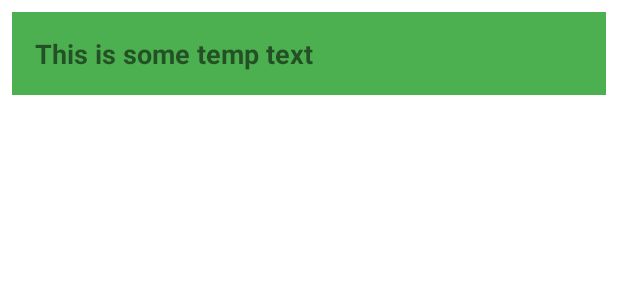
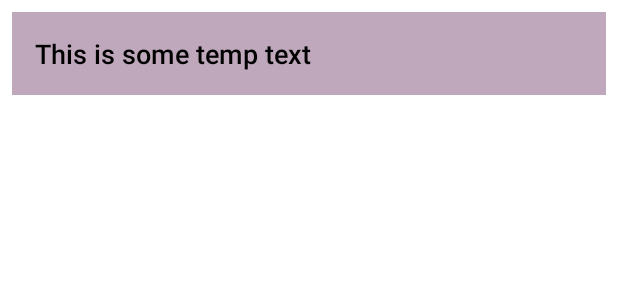
Before and after one commit to SuLois/MonDechetAPP, an Android app: the layout fragment_search_rv_item.xml on its own in the app's theme, with its tools: preview values and no code run, on a phone screen of 412 x 824 dp. Shown: the top 300 px of the screen. Run offline under Robolectric (Android 15) with nearby library versions, the phone set to English and light mode, and no system bars.

Commit message:
Merge FAIT

```diff
--- a/app/src/main/java/com/example/mondechetapp/Scan/CodeBarreFragment.java
+++ b/app/src/main/java/com/example/mondechetapp/Scan/CodeBarreFragment.java
@@ -35,6 +35,7 @@ public class CodeBarreFragment extends Fragment {
         String Verre = "Verre";
         String DechetMetal = "Déchetterie métal";
         String Ordure = "Ordure ménagère";
+        String Cultura = "Collecte Cultura";
         ImageView imageView = (ImageView) getView().findViewById(R.id.imageView);
         if(newBac.equals(Recyclage)){
             imageView.setImageResource(R.drawable.poubelle__jaune);
@@ -48,5 +49,8 @@ public class CodeBarreFragment extends Fragment {
         if(newBac.equals(Ordure)){
             imageView.setImageResource(R.drawable.poubelle__jaune);
         }
+        if(newBac.equals(Cultura)){
+            imageView.setImageResource(R.drawable.cultura);
+        }
     }
 }
--- a/app/src/main/res/layout/fragment_search.xml
+++ b/app/src/main/res/layout/fragment_search.xml
@@ -27,4 +27,4 @@
     android:layout_marginEnd="1dp"
     android:layout_marginBottom="1dp"
     android:visibility="visible"
-    android:background="#BBF875"/>
+    android:theme="@style/myfragmentstyle"/>
--- a/app/src/main/res/layout/fragment_search_rv_item.xml
+++ b/app/src/main/res/layout/fragment_search_rv_item.xml
@@ -6,7 +6,7 @@
     xmlns:app="http://schemas.android.com/apk/res-auto"
     android:layout_margin="8dp"
     android:padding="15dp"
-    android:background="#4CAF50">
+    android:background="#BFA8BB">
 
 
     <TextView
@@ -15,6 +15,7 @@
         android:layout_height="wrap_content"
         tools:text="This is some temp text"
         android:textSize="18dp"
-        android:textStyle="bold"/>
+        android:background="#BFA8BB"
+        android:theme="@style/mytextviewstylecb"/>
 
 </FrameLayout>
```
